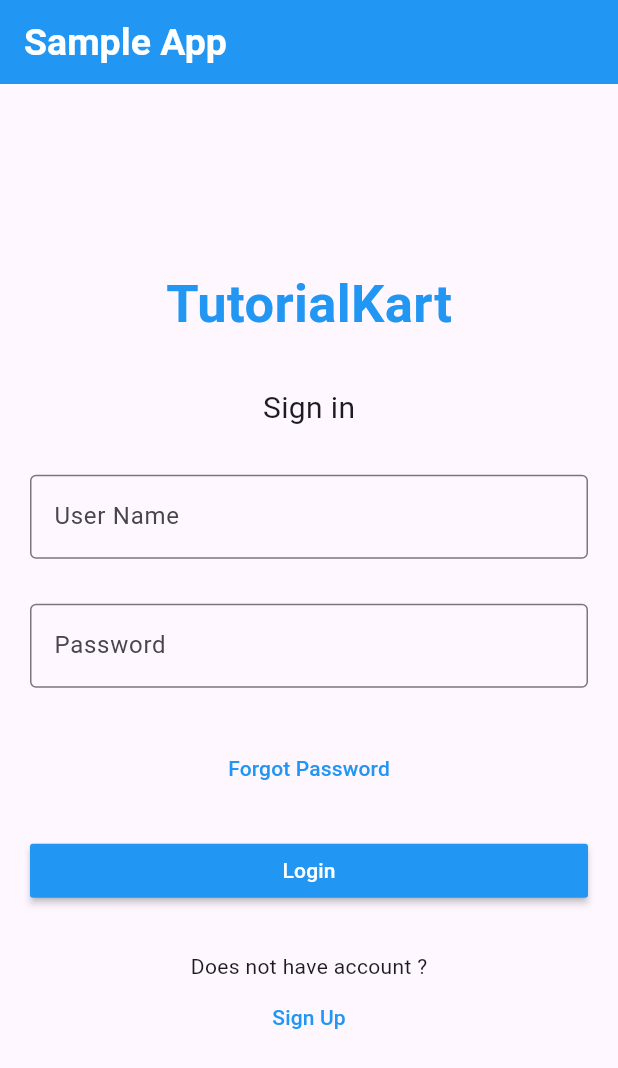
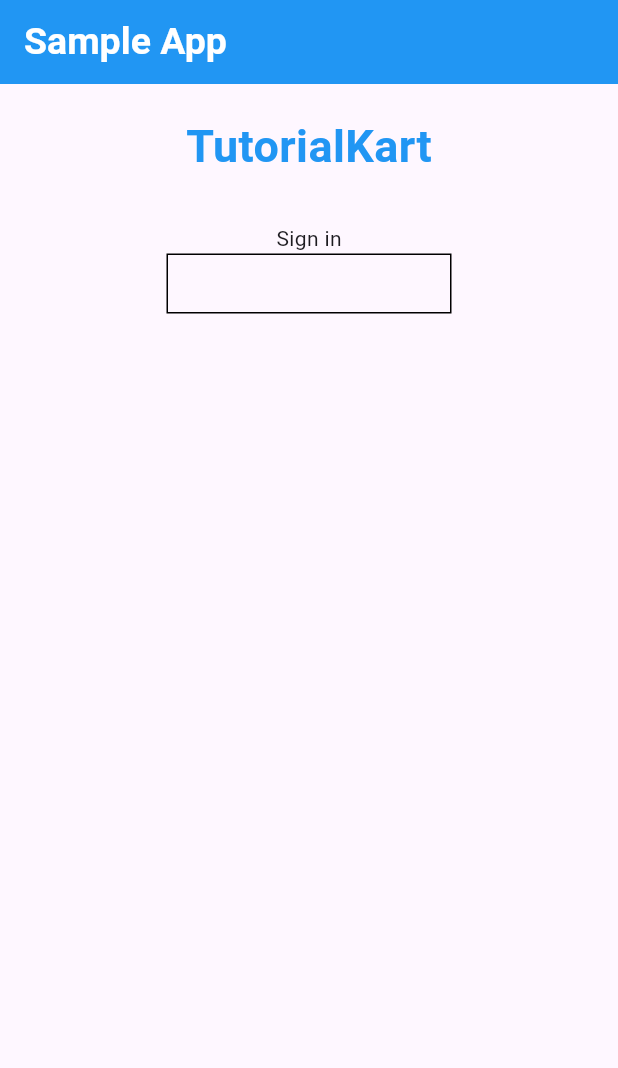
Before and after one commit to Amal168/flutter-projects, a Flutter app: the screen it shows after launch, on a phone screen of 412 x 824 dp. Shown: the top 1068 px of the screen. Run offline on Flutter 3.47's test engine with Material 3 defaults, Android fonts, the phone set to English and light mode, and no system bars.

Commit message:
20-09-2024

```diff
--- a/lib/login.dart
+++ b/lib/login.dart
@@ -12,98 +12,36 @@ class _LoginState extends State<Login> {
   Widget build(BuildContext context) {
     return Scaffold(
       appBar: AppBar(
-        title: Text("Sample App"),
-        titleTextStyle: TextStyle(
-          color: Colors.white,
-          fontWeight: FontWeight.bold,
-          fontSize: 25,
+        backgroundColor: Colors.blue,
+        title: const Text(
+          "Sample App",
+          style: TextStyle(
+            fontSize: 25,fontWeight: FontWeight.bold,color: Colors.white
+          ),
         ),
-        backgroundColor: Colors.blue,
       ),
-      body: Center(
+
+      body:Center(
         child: Column(
-          mainAxisAlignment: MainAxisAlignment.center,
-          crossAxisAlignment: CrossAxisAlignment.center,
+          mainAxisAlignment: MainAxisAlignment.start,
           children: [
-            Text(
-              "TutorialKart",
-              style: TextStyle(
-                  fontSize: 35,
-                  color: Colors.blue,
-                  fontWeight: FontWeight.bold),
-            ),
-            SizedBox(
-              height: 30,
-            ),
-            Text(
-              "Sign in",
-              style: TextStyle(
-                fontSize: 20,
+             SizedBox(height: 20,),
+             Text("TutorialKart",style: TextStyle(
+              fontSize: 30,
+              fontWeight: FontWeight.bold,
+              color: Colors.blue
+            ),),
+            SizedBox(height: 30,),
+             Text("Sign in"),
+            Container(
+
+              width: 190,
+              height: 40,
+              decoration: BoxDecoration(
+                border: Border.all(),
+
               ),
-            ),
-            SizedBox(
-              height: 30,
-            ),
-            Form(
-                child: Column(
-              children: [
-                Padding(
-                  padding: const EdgeInsets.symmetric(horizontal: 20),
-                  child: TextFormField(
-                    keyboardType: TextInputType.emailAddress,
-                    decoration: const InputDecoration(
-                      labelText: "User Name",
-                      hintText: "User Name",
-                      border: OutlineInputBorder(),
-                    ),
-                  ),
-                ),
-                SizedBox(
-                  height: 30,
-                ),
-                Padding(
-                  padding: const EdgeInsets.symmetric(horizontal: 20),
-                  child: TextFormField(
-                    keyboardType: TextInputType.visiblePassword,
-                    decoration: const InputDecoration(
-                      labelText: "Password",
-                      hintText: "Password",
-                      border: OutlineInputBorder(),
-                    ),
-                  ),
-                ),
-                SizedBox(
-                  height: 30,
-                ),
-                MaterialButton(
-                  onPressed: () {},
-                  child: Text("Forgot Password"),
-                  textColor: Colors.blue,
-                ),
-                SizedBox(
-                  height: 20,
-                ),
-                Padding(
-                  padding: const EdgeInsets.symmetric(horizontal: 20),
-                  child: MaterialButton(
-                    onPressed: () {},
-                    minWidth: double.infinity,
-                    child: Text("Login"),
-                    color: Colors.blue,
-                    textColor: Colors.white,
-                  ),
-                ),
-                SizedBox(
-                  height: 30,
-                ),
-                Text("Does not have account ?"),
-                MaterialButton(
-                  onPressed: () {},
-                  child: Text("Sign Up"),
-                  textColor: Colors.blue,
-                )
-              ],
-            ))
+            )
           ],
         ),
       ),
--- a/lib/main.dart
+++ b/lib/main.dart
@@ -2,6 +2,8 @@ import 'package:flutter/material.dart';
 import 'package:flutterproject/chessboard.dart';
 import 'package:flutterproject/circle.dart';
 import 'package:flutterproject/login.dart';
+import 'package:flutterproject/signup.dart';
+import 'package:flutterproject/welcomeback.dart';
 
 void main() {
   runApp(const MyApp());
```
Also changed, not shown: lib/signup.dart (added, +178 -0 lines), lib/welcomeback.dart (added, +116 -0 lines).
